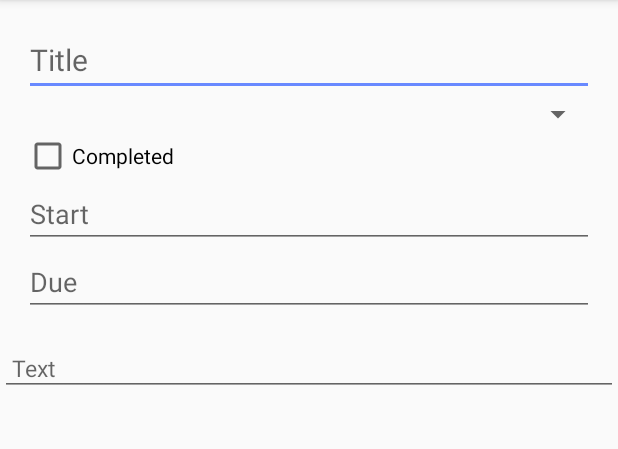
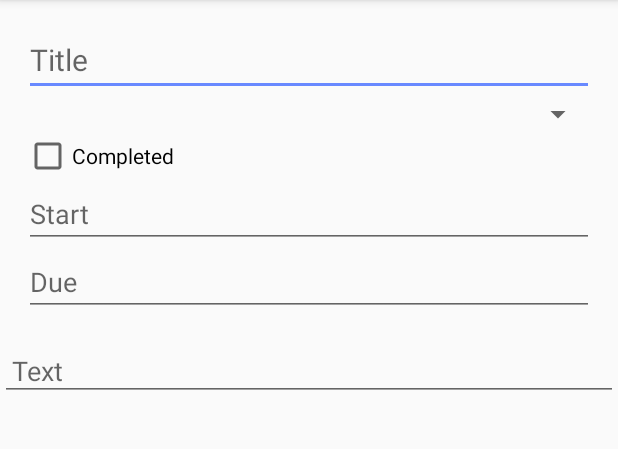
Before and after one commit to deftkHD/OpenWebWeaver-Android, an Android app: the EditTaskActivity screen opened directly, with no data from a screen before it, on a phone screen of 412 x 824 dp, the part 84-533 px from its top. Run offline under Robolectric (Android 15) with nearby library versions, the phone set to English and light mode, and no system bars; 4 statements that could not run were skipped.

Commit message:
don't force small font

```diff
--- a/app/src/main/res/layout/activity_edit_notification.xml
+++ b/app/src/main/res/layout/activity_edit_notification.xml
@@ -58,7 +58,6 @@
             android:layout_height="wrap_content"
             android:autoLink="web|email"
             android:textColor="@android:color/black"
-            android:textSize="15sp"
             android:padding="8dp"
             tools:text="Notification text"
             android:importantForAutofill="no"
--- a/app/src/main/res/layout/activity_edit_task.xml
+++ b/app/src/main/res/layout/activity_edit_task.xml
@@ -79,7 +79,6 @@
             android:layout_height="wrap_content"
             android:autoLink="web|email"
             android:textColor="@android:color/black"
-            android:textSize="15sp"
             android:padding="8dp"
             tools:text="Task text"
             android:importantForAutofill="no"
--- a/app/src/main/res/layout/activity_forum_post.xml
+++ b/app/src/main/res/layout/activity_forum_post.xml
@@ -68,7 +68,6 @@
             android:layout_height="wrap_content"
             android:autoLink="web|email"
             android:textColor="@android:color/black"
-            android:textSize="15sp"
             android:padding="8dp"
             tools:text="Post text" />
     </ScrollView>
--- a/app/src/main/res/layout/activity_read_mail.xml
+++ b/app/src/main/res/layout/activity_read_mail.xml
@@ -65,7 +65,6 @@
             android:autoLink="all"
             android:scrollbars="vertical"
             android:textColor="@android:color/black"
-            android:textSize="15sp"
             android:padding="8dp"
             tools:text="Mail message" />
 
--- a/app/src/main/res/layout/activity_read_notification.xml
+++ b/app/src/main/res/layout/activity_read_notification.xml
@@ -64,7 +64,6 @@
             android:layout_height="wrap_content"
             android:autoLink="web|email"
             android:textColor="@android:color/black"
-            android:textSize="15sp"
             android:padding="8dp"
             tools:text="Notification text" />
 
--- a/app/src/main/res/layout/activity_read_task.xml
+++ b/app/src/main/res/layout/activity_read_task.xml
@@ -75,7 +75,6 @@
             android:layout_height="wrap_content"
             android:autoLink="web|email"
             android:textColor="@android:color/black"
-            android:textSize="15sp"
             android:padding="8dp"
             tools:text="Task details" />
 
--- a/app/src/main/res/layout/activity_system_notification.xml
+++ b/app/src/main/res/layout/activity_system_notification.xml
@@ -64,7 +64,6 @@
             android:layout_height="wrap_content"
             android:autoLink="web|email"
             android:textColor="@android:color/black"
-            android:textSize="15sp"
             android:padding="8dp"
             tools:text="Notification message" />
 
```
